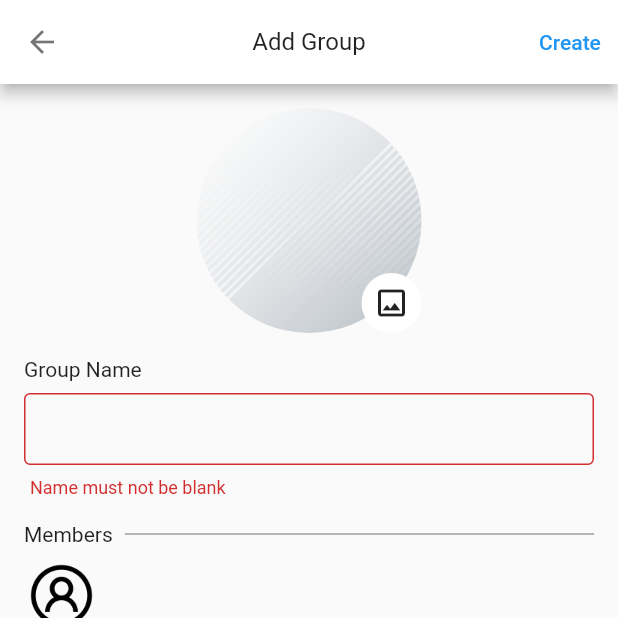
After one commit to HCKUO1117/split_the_bill, a Flutter app: the AddGroupPage screen opened directly, after a tap on "Create", on a phone screen of 412 x 824 dp, the top half of it. The commit adds this screen. Run offline on Flutter 3.47's test engine with Material 2 defaults, Android fonts, the phone set to English and light mode, and no system bars; our stand-ins replace awesome_bottom_bar, cloud_firestore, firebase_auth, firebase_core, firebase_storage, google_sign_in and 5 more; missing offline and left inert: flutter_downloader; accounts and stored records are empty.

Commit message:
建立群組(temp

```diff
--- a/lib/providers/add_group_provider.dart
+++ b/lib/providers/add_group_provider.dart
@@ -1,4 +1,7 @@
+import 'dart:io';
+
 import 'package:cloud_firestore/cloud_firestore.dart';
+import 'package:firebase_storage/firebase_storage.dart';
 import 'package:flutter/material.dart';
 import 'package:split_the_bill/generated/l10n.dart';
 import 'package:split_the_bill/models/group_model.dart';
@@ -6,13 +9,18 @@ import 'package:split_the_bill/res/constants.dart';
 import 'package:split_the_bill/utils/preferences.dart';
 
 class AddGroupProvider with ChangeNotifier {
+  bool loading = false;
   FirebaseFirestore fireStore = FirebaseFirestore.instance;
 
   TextEditingController groupName = TextEditingController();
 
   String? error;
 
+  File? photo;
+
   List<MemberModel> members = [];
+
+  Reference storageRef = FirebaseStorage.instance.ref();
 
   void addMember(MemberModel memberModel) {
     members.add(memberModel);
@@ -40,14 +48,19 @@ class AddGroupProvider with ChangeNotifier {
   }
 
   Future<bool> addGroupToDataBase(BuildContext context) async {
+    loading = true;
+    notifyListeners();
     if (groupName.text.isEmpty) {
       error = S.of(context).nameNotFill;
+      loading = false;
       notifyListeners();
       return false;
     }
 
     var response = await fireStore.collection('groups').add({
       'name': groupName.text,
+      'admin':Preferences.getString(Constants.uid, ''),
+      'createAt':DateTime.now().microsecondsSinceEpoch,
     });
     fireStore
         .collection('users')
@@ -55,6 +68,29 @@ class AddGroupProvider with ChangeNotifier {
         .collection('groups')
         .doc(response.id)
         .set({});
+    fireStore
+        .collection('groups')
+        .doc(response.id)
+        .collection('members')
+        .doc(Preferences.getString(Constants.uid, ''))
+        .set({});
+    if (photo != null) {
+      bool success = false;
+      final avatarRef =
+          storageRef.child('groups').child(response.id).child('${response.id}-avatar.jpg');
+      await avatarRef.putFile(photo!).then(
+        (TaskSnapshot taskSnapshot) {
+          success = true;
+        },
+      );
+      if (success) {
+        String avatarUrl = await avatarRef.getDownloadURL();
+        await fireStore.collection('groups').doc(response.id).update({'avatar': avatarUrl});
+      }
+    }
+
+    loading = false;
+    notifyListeners();
     return true;
   }
 }
--- a/lib/providers/user_provider.dart
+++ b/lib/providers/user_provider.dart
@@ -55,7 +55,7 @@ class UserProvider extends ChangeNotifier {
           user.intro = data['intro'];
         } else {
           users.doc(user.uid).set({
-            'name': '',
+            'name': user.email,
             'email': user.email,
             'avatar': '',
             'background': '',
--- a/lib/screens/group/add_group_page.dart
+++ b/lib/screens/group/add_group_page.dart
@@ -1,11 +1,16 @@
+import 'dart:io';
+
 import 'package:flutter/material.dart';
+import 'package:image_picker/image_picker.dart';
 import 'package:provider/provider.dart';
 import 'package:split_the_bill/generated/l10n.dart';
 import 'package:split_the_bill/models/group_model.dart';
 import 'package:split_the_bill/providers/add_group_provider.dart';
 import 'package:split_the_bill/providers/user_provider.dart';
 import 'package:split_the_bill/res/constants.dart';
+import 'package:split_the_bill/utils/pick_image.dart';
 import 'package:split_the_bill/widgets/Member_title.dart';
+import 'package:split_the_bill/widgets/loading_cover.dart';
 import 'package:split_the_bill/widgets/outline_text_field.dart';
 
 class AddGroupPage extends StatefulWidget {
@@ -30,15 +35,17 @@ class _AddGroupPageState extends State<AddGroupPage> {
         value: addGroupProvider,
         child: Consumer<AddGroupProvider>(
           builder: (BuildContext context, AddGroupProvider provider, _) {
-            return Scaffold(
+            return LoadingCover(
+              loading: provider.loading,
+              child: Scaffold(
                 appBar: AppBar(
                   iconTheme: const IconThemeData(color: Colors.black54),
                   title: Text(S.of(context).addGroup),
                   actions: [
                     TextButton(
                       onPressed: () async {
-                      bool success= await provider.addGroupToDataBase(context);
-                      if(success){
+                        bool success = await provider.addGroupToDataBase(context);
+                        if (success) {
                           Navigator.pop(context, true);
                         }
                       },
@@ -57,7 +64,14 @@ class _AddGroupPageState extends State<AddGroupPage> {
                           children: [
                             ClipRRect(
                               borderRadius: BorderRadius.circular(150),
-                            child: Image.asset(
+                              child: provider.photo != null
+                                  ? Image.file(
+                                      provider.photo!,
+                                      width: 150,
+                                      height: 150,
+                                      fit: BoxFit.cover,
+                                    )
+                                  : Image.asset(
                                       Constants.background,
                                       width: 150,
                                       height: 150,
@@ -66,7 +80,14 @@ class _AddGroupPageState extends State<AddGroupPage> {
                             ),
                             Positioned(
                                 child: GestureDetector(
-                            onTap: () {},
+                              onTap: () async {
+                                XFile? image = await PickImage.pickFromGallery();
+                                if (image != null) {
+                                  setState(() {
+                                    provider.photo = File(image.path);
+                                  });
+                                }
+                              },
                               child: Container(
                                 width: 40,
                                 height: 40,
@@ -74,7 +95,7 @@ class _AddGroupPageState extends State<AddGroupPage> {
                                   borderRadius: BorderRadius.circular(50),
                                   color: Colors.white,
                                 ),
-                              child: const Icon(Icons.camera_alt_outlined),
+                                child: const Icon(Icons.image_outlined),
                               ),
                             ))
                           ],
@@ -135,6 +156,7 @@ class _AddGroupPageState extends State<AddGroupPage> {
                     )
                   ],
                 ),
+              ),
             );
           },
         ),
--- /dev/null
+++ b/lib/widgets/loading_cover.dart
@@ -0,0 +1,28 @@
+import 'package:flutter/material.dart';
+import 'package:split_the_bill/widgets/loading_widget.dart';
+
+class LoadingCover extends StatefulWidget {
+  final bool loading;
+  final Widget child;
+
+  const LoadingCover({
+    Key? key,
+    required this.loading,
+    required this.child,
+  }) : super(key: key);
+
+  @override
+  State<LoadingCover> createState() => _LoadingCoverState();
+}
+
+class _LoadingCoverState extends State<LoadingCover> {
+  @override
+  Widget build(BuildContext context) {
+    return Stack(
+      children: [
+        widget.child,
+        if (widget.loading) const LoadingWidget(),
+      ],
+    );
+  }
+}
```
Lines whose indentation alone changed are shown as unchanged.
